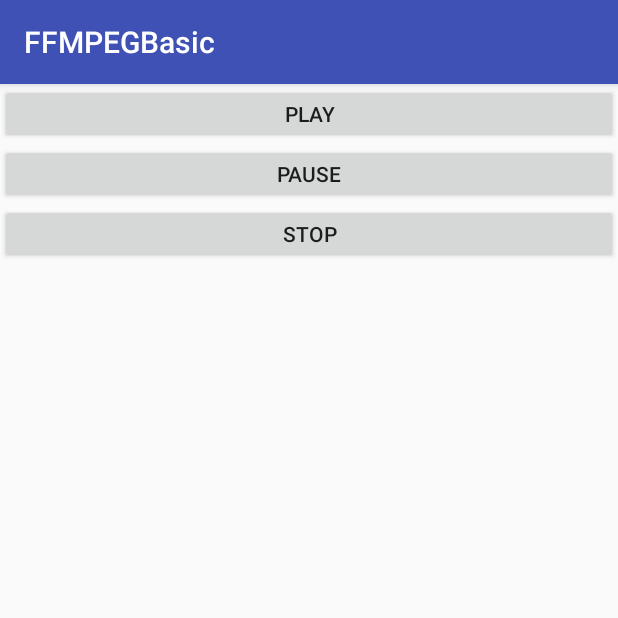
After one commit to Wingbu/FFMPEGBasic, an Android app: the RawPlayerActivity screen opened directly, with no data from a screen before it, on a phone screen of 412 x 824 dp, the top half of it. The commit adds this screen. Run offline under Robolectric (Android 15) with nearby library versions, the phone set to English and light mode, and no system bars.

Commit message:
add raw player

```diff
--- a/app/src/main/java/com/example/wingbu/ffmpegbasic/opensl/OpenSLActivity.java
+++ b/app/src/main/java/com/example/wingbu/ffmpegbasic/opensl/OpenSLActivity.java
@@ -59,5 +59,5 @@ public class OpenSLActivity extends AppCompatActivity {
 
     public native void playUri(String uri);
 
-    public native void playPcm(String pcmPath);
+    public native void playPcm(String pcmPath_);
 }
--- /dev/null
+++ b/app/src/main/java/com/example/wingbu/ffmpegbasic/play/RawPlayerActivity.java
@@ -0,0 +1,51 @@
+package com.example.wingbu.ffmpegbasic.play;
+
+import android.media.MediaPlayer;
+import android.support.v7.app.AppCompatActivity;
+import android.os.Bundle;
+import android.view.View;
+import android.widget.Button;
+import android.widget.TextView;
+
+import com.example.wingbu.ffmpegbasic.R;
+
+public class RawPlayerActivity extends AppCompatActivity {
+
+    private MediaPlayer mp;//mediaPlayer对象
+    private Button playBtn,pauseBtn,stopBtn;//播放 暂停/继续 停止 按钮
+    private TextView hint;//显示当前播放状态
+    private boolean isPause=false;//是否暂停
+
+    @Override
+    protected void onCreate(Bundle savedInstanceState) {
+        super.onCreate(savedInstanceState);
+        setContentView(R.layout.activity_raw_player);
+    }
+
+    private void init() {
+        playBtn = (Button) findViewById(R.id.btn_player);
+        pauseBtn = (Button) findViewById(R.id.btn_pause);
+        stopBtn = (Button) findViewById(R.id.btn_stop);
+
+        playBtn.setOnClickListener(new View.OnClickListener() {
+            @Override
+            public void onClick(View view) {
+
+            }
+        });
+
+        pauseBtn.setOnClickListener(new View.OnClickListener() {
+            @Override
+            public void onClick(View view) {
+
+            }
+        });
+
+        stopBtn.setOnClickListener(new View.OnClickListener() {
+            @Override
+            public void onClick(View view) {
+
+            }
+        });
+    }
+}
--- /dev/null
+++ b/app/src/main/res/layout/activity_raw_player.xml
@@ -0,0 +1,26 @@
+<?xml version="1.0" encoding="utf-8"?>
+<LinearLayout xmlns:android="http://schemas.android.com/apk/res/android"
+    xmlns:app="http://schemas.android.com/apk/res-auto"
+    xmlns:tools="http://schemas.android.com/tools"
+    android:layout_width="match_parent"
+    android:layout_height="match_parent"
+    android:orientation="vertical"
+    tools:context="com.example.wingbu.ffmpegbasic.play.RawPlayerActivity">
+    <Button
+        android:text="play"
+        android:layout_width="match_parent"
+        android:layout_height="40dp"
+        android:id="@+id/btn_player"
+        />
+    <Button
+        android:text="pause"
+        android:layout_width="match_parent"
+        android:layout_height="40dp"
+        android:id="@+id/btn_pause"/>
+    <Button
+        android:layout_width="match_parent"
+        android:layout_height="40dp"
+        android:id="@+id/btn_stop"
+        android:text="stop"
+        />
+</LinearLayout>
```
Also changed, not shown: app/src/main/AndroidManifest.xml (+3 -4 lines), 2 other files.
